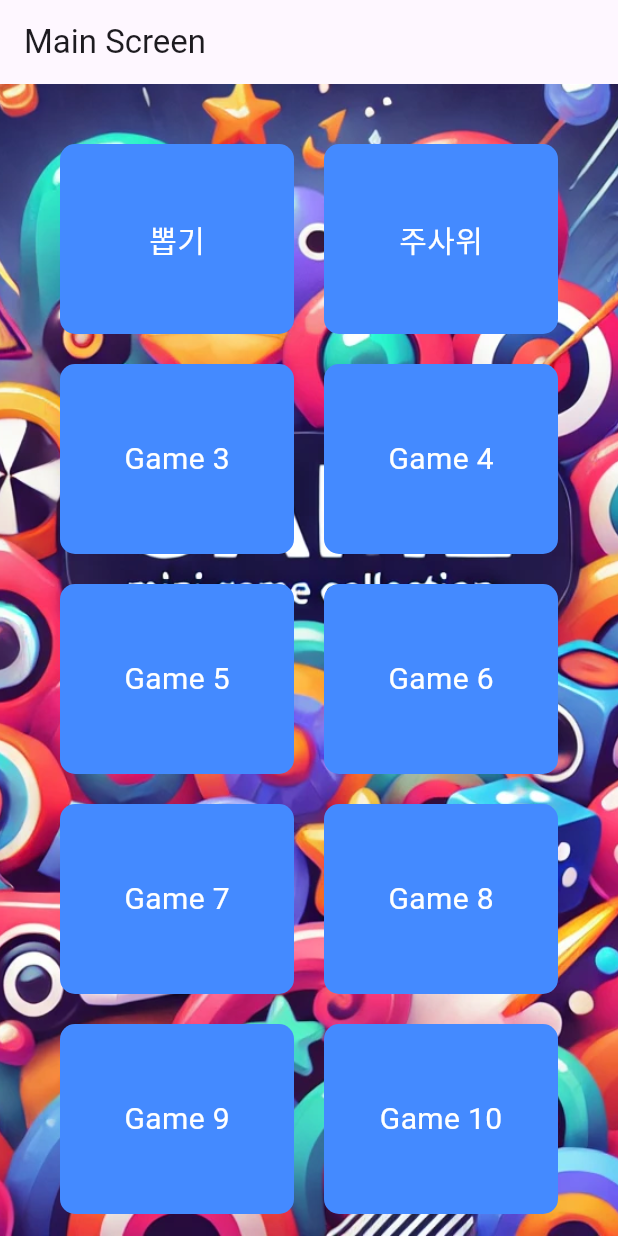
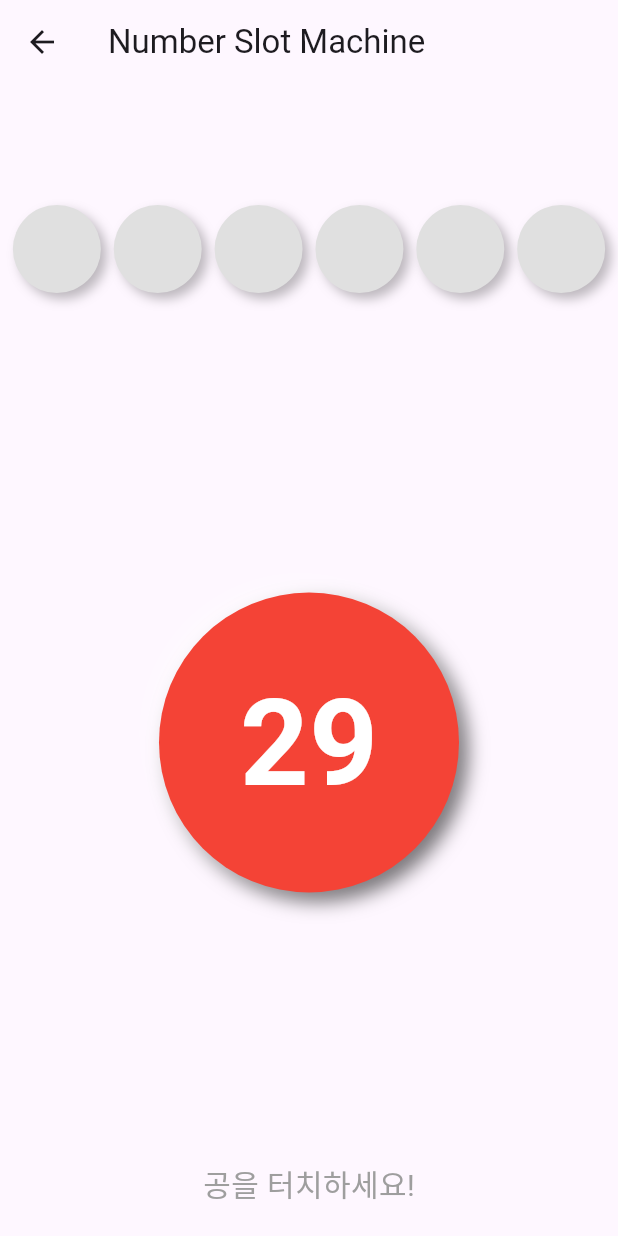
Before and after one commit to runaby/flutter_lets_bet, a Flutter app: the screen it shows after launch, after a tap on an icon or button, on a phone screen of 412 x 824 dp. Run offline on Flutter 3.47's test engine with Material 3 defaults, Android fonts, the phone set to English and light mode, and no system bars; our stand-ins replace audioplayers.

Commit message:
로또 추가

```diff
--- a/lib/main.dart
+++ b/lib/main.dart
@@ -2,6 +2,7 @@ import 'package:flutter/material.dart';
 import 'package:flutter_lets_bet/arrow_game.dart';
 import 'package:flutter_lets_bet/dice_game.dart';
 import 'package:flutter_lets_bet/number_box_games.dart';
+import 'package:flutter_lets_bet/number_slot_game.dart';
 import 'stick_game.dart';
 
 void main() {
@@ -47,10 +48,16 @@ class MainScreen extends StatelessWidget {
               String gameName;
               switch (index) {
                 case 0:
-                  gameName = '뽑기'; // 1번 아이콘 이름
+                  gameName = '꽝뽑기'; // 1번 아이콘 이름
                   break;
                 case 1:
                   gameName = '주사위'; // 2번 아이콘 이름
+                  break;
+                case 2:
+                  gameName = '화살표'; // 2번 아이콘 이름
+                  break;
+                case 3:
+                  gameName = '번호뽑기'; // 2번 아이콘 이름
                   break;
                 default:
                   gameName = 'Game ${index + 1}'; // 나머지 임의 이름
@@ -86,6 +93,13 @@ class MainScreen extends StatelessWidget {
                         builder: (context) => NumberBoxGame(), // 주사위 게임
                       ),
                     );
+                  }else if (index == 4) {
+                    Navigator.push(
+                      context,
+                      MaterialPageRoute(
+                        builder: (context) => NumberSlotMachineGame(), // 주사위 게임
+                      ),
+                    );
                   }
                 },
                 child: Container(
--- a/lib/number_box_games.dart
+++ b/lib/number_box_games.dart
@@ -42,8 +42,17 @@ class _NumberBoxGameState extends State<NumberBoxGame> {
     return Color((random.nextDouble() * 0xFFFFFF).toInt()).withOpacity(1.0);
   }
 
-  // 게임을 새로고침 (새로 시작)
+  // 게임을 새로고침 (다시 시작, 선택한 갯수 그대로 유지)
   void _restartGame() {
+    if (numberOfBoxes != null) {
+      setState(() {
+        _startGame(); // 다시 시작시 갯수 그대로 유지
+      });
+    }
+  }
+
+  // 설정 화면으로 돌아가기
+  void _goToSettings() {
     setState(() {
       gameStarted = false;
       numberOfBoxes = null;
@@ -60,8 +69,12 @@ class _NumberBoxGameState extends State<NumberBoxGame> {
         title: Text('Number Box Game'),
         actions: [
           IconButton(
-            icon: Icon(Icons.refresh),
-            onPressed: _restartGame, // 새로고침 버튼으로 게임 새로 시작
+            icon: Icon(Icons.refresh), // 다시 시작 아이콘
+            onPressed: _restartGame, // 선택한 갯수로 게임 다시 시작
+          ),
+          IconButton(
+            icon: Icon(Icons.settings), // 설정 아이콘
+            onPressed: _goToSettings, // 설정 화면으로 이동 (갯수 선택)
           ),
         ],
       ),
--- /dev/null
+++ b/lib/number_slot_game.dart
@@ -0,0 +1,182 @@
+import 'dart:async';
+import 'dart:math';
+import 'package:flutter/material.dart';
+
+class NumberSlotMachineGame extends StatefulWidget {
+  @override
+  _NumberSlotMachineGameState createState() => _NumberSlotMachineGameState();
+}
+
+class _NumberSlotMachineGameState extends State<NumberSlotMachineGame> {
+  int displayedNumber = 1; // 현재 화면에 표시되는 숫자
+  List<int> selectedNumbers = []; // 터치로 고정된 숫자 배열 (최대 6개)
+  Timer? timer; // 숫자가 돌아가는 타이머
+  Random random = Random();
+  String sortedNumbersText = ''; // 정렬된 숫자 텍스트
+
+  @override
+  void initState() {
+    super.initState();
+    _startSpinning(); // 게임 시작 시 바로 숫자가 랜덤으로 돌아감
+  }
+
+  // 슬롯머신 시작 (숫자가 돌아가기 시작)
+  void _startSpinning() {
+    timer = Timer.periodic(Duration(milliseconds: 100), (timer) {
+      setState(() {
+        displayedNumber = random.nextInt(45) + 1; // 1부터 45 사이의 숫자를 표시
+      });
+    });
+  }
+
+  // 터치 시 숫자 고정 (최대 6개까지)
+  void _selectNumber() {
+    setState(() {
+      if (selectedNumbers.length < 6) {
+        selectedNumbers.add(displayedNumber); // 숫자 배열에 추가
+      } else {
+        selectedNumbers.clear(); // 숫자가 6개가 넘으면 배열 초기화
+        selectedNumbers.add(displayedNumber); // 새 숫자 추가
+        sortedNumbersText = ''; // 텍스트 초기화
+      }
+
+      // 숫자가 6개가 되었을 때 정렬된 상태로 텍스트에 표시
+      if (selectedNumbers.length == 6) {
+        List<int> sortedNumbers = List.from(selectedNumbers)..sort();
+        sortedNumbersText = '${sortedNumbers.join(', ')}';
+      }
+    });
+  }
+
+  // 숫자에 맞는 색상을 반환하는 함수
+  Color _getBallColor(int number) {
+    if (number >= 1 && number <= 10) {
+      return Colors.yellow; // 1번부터 10번까지는 노란색
+    } else if (number >= 11 && number <= 20) {
+      return Colors.blue; // 11번부터 20번까지는 파란색
+    } else if (number >= 21 && number <= 30) {
+      return Colors.red; // 21번부터 30번까지는 빨간색
+    } else if (number >= 31 && number <= 40) {
+      return Colors.grey; // 31번부터 40번까지는 회색
+    } else {
+      return Colors.green; // 41번부터 45번까지는 초록색
+    }
+  }
+
+  @override
+  void dispose() {
+    if (timer != null) {
+      timer!.cancel(); // 페이지가 닫힐 때 타이머 종료
+    }
+    super.dispose();
+  }
+
+  @override
+  Widget build(BuildContext context) {
+    final screenWidth = MediaQuery.of(context).size.width; // 화면 가로 크기
+    final numberWidth = screenWidth / 6 - 10; // 숫자 하나의 가로 크기
+
+    return Scaffold(
+      appBar: AppBar(
+        title: Text('Number Slot Machine'),
+      ),
+      body: GestureDetector(
+        onTap: _selectNumber, // 화면 터치 시 숫자를 고정
+        child: Column(
+          children: [
+            // 상단 고정된 숫자 공간 (최대 6개) - 아래로 배치
+            SizedBox(height: 60),
+            Container(
+              padding: EdgeInsets.symmetric(vertical: 20),
+              height: 100, // 상단 고정 높이
+              child: Row(
+                mainAxisAlignment: MainAxisAlignment.spaceEvenly, // 숫자가 화면 가로에 맞게 배치
+                children: List.generate(6, (index) {
+                  return Container(
+                    width: numberWidth, // 숫자 하나의 가로 크기
+                    height: 60, // 숫자 하나의 세로 크기
+                    alignment: Alignment.center,
+                    decoration: BoxDecoration(
+                      color: index < selectedNumbers.length ? _getBallColor(selectedNumbers[index]) : Colors.grey[300],
+                      shape: BoxShape.circle,
+                      boxShadow: [
+                        BoxShadow(
+                          color: Colors.black26,
+                          offset: Offset(4, 4),
+                          blurRadius: 6,
+                        ),
+                      ],
+                    ),
+                    child: index < selectedNumbers.length
+                        ? Text(
+                            '${selectedNumbers[index]}',
+                            style: TextStyle(fontSize: 24, fontWeight: FontWeight.bold, color: Colors.white),
+                          )
+                        : Text(
+                            '', // 빈 칸
+                            style: TextStyle(fontSize: 24),
+                          ),
+                  );
+                }),
+              ),
+            ),
+
+            // 정렬된 숫자 텍스트 표시 (숫자가 6개일 때만)
+            if (sortedNumbersText.isNotEmpty)
+              Padding(
+                padding: const EdgeInsets.symmetric(vertical: 20),
+                child: Text(
+                  sortedNumbersText,
+                  style: TextStyle(fontSize: 20, fontWeight: FontWeight.bold, color: Colors.black),
+                ),
+              ),
+
+            Spacer(), // 빈 공간을 추가해 아래로 내림
+
+            // 숫자 슬롯머신 (동그라미 모양) - 입체감 추가
+            Container(
+              width: 200,
+              height: 200,
+              alignment: Alignment.center,
+              decoration: BoxDecoration(
+                color: _getBallColor(displayedNumber), // 번호에 맞는 색상 적용
+                shape: BoxShape.circle, // 동그라미 모양
+                boxShadow: [
+                  BoxShadow(
+                    color: Colors.black54,
+                    offset: Offset(6, 6),
+                    blurRadius: 10,
+                  ),
+                  BoxShadow(
+                    color: Colors.white.withOpacity(0.5),
+                    offset: Offset(-6, -6),
+                    blurRadius: 10,
+                  ),
+                ],
+              ),
+              child: Text(
+                '$displayedNumber',
+                style: TextStyle(
+                  color: Colors.white,
+                  fontSize: 80,
+                  fontWeight: FontWeight.bold,
+                ),
+              ),
+            ),
+
+            Spacer(), // 빈 공간을 추가해 아래로 내림
+
+            // 하단에 터치 안내
+            Padding(
+              padding: const EdgeInsets.only(bottom: 20.0),
+              child: Text(
+                '공을 터치하세요!',
+                style: TextStyle(fontSize: 20, color: Colors.grey),
+              ),
+            ),
+          ],
+        ),
+      ),
+    );
+  }
+}
--- a/pubspec.yaml
+++ b/pubspec.yaml
@@ -64,7 +64,7 @@ flutter:
     - assets/stick_game_background.png
     - assets/stick_game_lose_background.png
     - assets/arrow_game_background.png
-    - assets/number_box_background_image
+    - assets/number_box_background_image.png
 
 
     - assets/sounds/stick_sound.mp3
```
